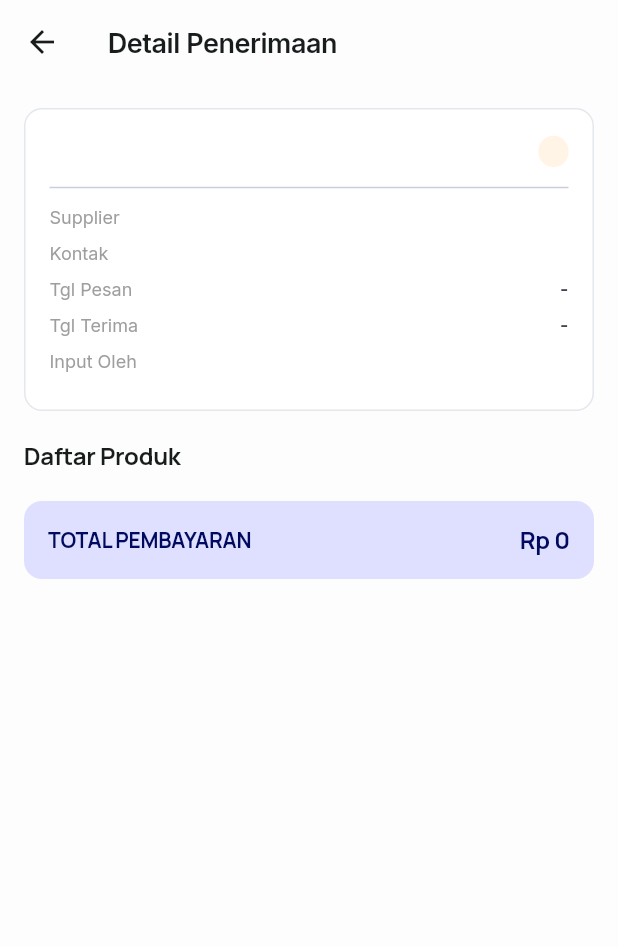
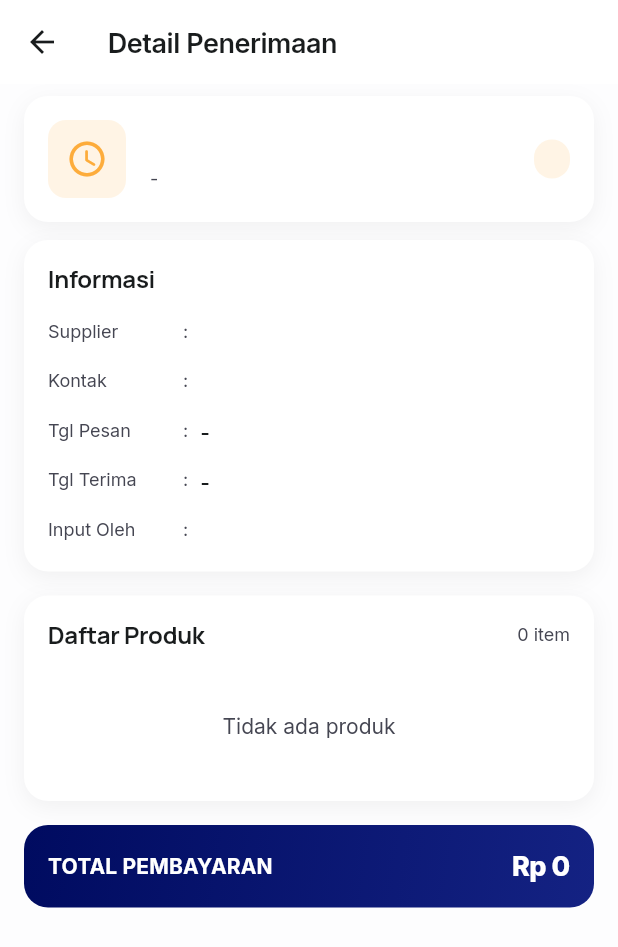
Before and after one commit to andhikahazra/mitra-pos-mobile, a Flutter app: the IncomingGoodsDetailPage screen opened directly with empty values, on a phone screen of 412 x 824 dp. Shown: the top 947 px of the screen. Run offline on Flutter 3.47's test engine with Material 3 defaults, Android fonts, the light colour scheme and no system bars; our stand-ins replace dartz, dio, equatable, file_picker, fl_chart, flutter_riverpod and 5 more; missing offline and left inert: blue_thermal_printer; accounts and stored records are empty.

Commit message:
feat: add incoming goods detail page to display transaction information and item list

```diff
--- a/lib/presentation/incoming_goods/pages/incoming_goods_detail_page.dart
+++ b/lib/presentation/incoming_goods/pages/incoming_goods_detail_page.dart
@@ -1,6 +1,7 @@
 import 'package:flutter/material.dart';
 import 'package:intl/intl.dart';
 import 'package:mitrapos/core/theme/app_colors.dart';
+import 'package:mitrapos/core/theme/app_text_styles.dart';
 import 'package:mitrapos/core/theme/app_type_pairing.dart';
 import 'package:mitrapos/core/constants/app_constants.dart';
 
@@ -33,7 +34,6 @@ class IncomingGoodsDetailPage extends StatelessWidget {
     final List items = data['detail'] ?? [];
     final String catatan = data['catatan'] ?? '-';
 
-    // Calculate total
     double total = 0;
     for (var item in items) {
       final double price = double.tryParse(item['harga'].toString()) ?? 0;
@@ -43,67 +43,137 @@ class IncomingGoodsDetailPage extends StatelessWidget {
 
     Color statusColor = AppColors.warning;
     Color statusBgColor = AppColors.warningLight;
+    IconData statusIcon = Icons.schedule_rounded;
     if (status == 'Diterima' || status == 'Disetujui' || status == 'Selesai') {
       statusColor = AppColors.success;
       statusBgColor = AppColors.successLight;
+      statusIcon = Icons.check_circle_rounded;
     } else if (status == 'Ditolak') {
       statusColor = AppColors.error;
       statusBgColor = AppColors.errorLight;
+      statusIcon = Icons.cancel_rounded;
     }
 
     return Scaffold(
-      backgroundColor: AppColors.surface,
+      backgroundColor: AppColors.background,
       appBar: AppBar(
         title: const Text('Detail Penerimaan'),
-        backgroundColor: AppColors.surface,
+        backgroundColor: Colors.white,
+        surfaceTintColor: Colors.transparent,
         elevation: 0,
+        centerTitle: false,
       ),
       body: ListView(
-        padding: const EdgeInsets.all(16),
+        padding: const EdgeInsets.fromLTRB(16, 8, 16, 24),
         children: [
-          // Header Card
+          _DashboardCard(
+            child: Row(
+              children: [
                 Container(
-            padding: const EdgeInsets.all(16),
+                  padding: const EdgeInsets.all(12),
                   decoration: BoxDecoration(
-              color: AppColors.white,
+                    color: statusBgColor,
                     borderRadius: BorderRadius.circular(12),
-              border: Border.all(color: AppColors.border.withValues(alpha: 0.5)),
                   ),
+                  child: Icon(statusIcon, color: statusColor, size: 28),
+                ),
+                const SizedBox(width: 16),
+                Expanded(
+                  child: Column(
+                    crossAxisAlignment: CrossAxisAlignment.start,
+                    children: [
+                      Text(
+                        kode,
+                        style: AppTextStyles.headingSmall.copyWith(fontWeight: FontWeight.w700),
+                      ),
+                      const SizedBox(height: 4),
+                      Text(
+                        formattedDate,
+                        style: AppTextStyles.bodySmall.copyWith(color: AppColors.textSecondary),
+                      ),
+                    ],
+                  ),
+                ),
+                Container(
+                  padding: const EdgeInsets.symmetric(horizontal: 12, vertical: 6),
+                  decoration: BoxDecoration(
+                    color: statusBgColor,
+                    borderRadius: BorderRadius.circular(20),
+                  ),
+                  child: Text(
+                    status,
+                    style: AppTextStyles.labelSmall.copyWith(
+                      color: statusColor,
+                      fontWeight: FontWeight.w700,
+                    ),
+                  ),
+                ),
+              ],
+            ),
+          ),
+          const SizedBox(height: 12),
+          _DashboardCard(
+            child: Column(
+              crossAxisAlignment: CrossAxisAlignment.start,
+              children: [
+                Text(
+                  'Informasi',
+                  style: AppTypePairing.titleMd(weight: FontWeight.w700),
+                ),
+                const SizedBox(height: 16),
+                _InfoRow(label: 'Supplier', value: supplierName),
+                const SizedBox(height: 12),
+                _InfoRow(label: 'Kontak', value: supplierPhone),
+                const SizedBox(height: 12),
+                _InfoRow(label: 'Tgl Pesan', value: formattedOrderDate),
+                const SizedBox(height: 12),
+                _InfoRow(label: 'Tgl Terima', value: formattedDate),
+                const SizedBox(height: 12),
+                _InfoRow(label: 'Input Oleh', value: userInput),
+              ],
+            ),
+          ),
+          const SizedBox(height: 16),
+          _DashboardCard(
             child: Column(
               crossAxisAlignment: CrossAxisAlignment.start,
               children: [
                 Row(
                   mainAxisAlignment: MainAxisAlignment.spaceBetween,
                   children: [
-                    Text(kode, style: AppTypePairing.headlineLg(color: AppColors.textPrimary)),
-                    Container(
-                      padding: const EdgeInsets.symmetric(horizontal: 10, vertical: 4),
-                      decoration: BoxDecoration(
-                        color: statusBgColor,
-                        borderRadius: BorderRadius.circular(20),
+                    Text(
+                      'Daftar Produk',
+                      style: AppTypePairing.titleMd(weight: FontWeight.w700),
                     ),
-                      child: Text(
-                        status,
-                        style: AppTypePairing.labelSmCaps(color: statusColor),
-                      ),
+                    Text(
+                      '${items.length} item',
+                      style: AppTextStyles.bodySmall.copyWith(color: AppColors.textSecondary),
                     ),
                   ],
                 ),
-                const Divider(height: 24),
-                _InfoRow(label: 'Supplier', value: supplierName),
-                _InfoRow(label: 'Kontak', value: supplierPhone),
-                _InfoRow(label: 'Tgl Pesan', value: formattedOrderDate),
-                _InfoRow(label: 'Tgl Terima', value: formattedDate),
-                _InfoRow(label: 'Input Oleh', value: userInput),
+                const SizedBox(height: 16),
+                if (items.isEmpty)
+                  Center(
+                    child: Padding(
+                      padding: const EdgeInsets.symmetric(vertical: 24),
+                      child: Text(
+                        'Tidak ada produk',
+                        style: AppTextStyles.bodyMedium.copyWith(color: AppColors.textSecondary),
+                      ),
+                    ),
+                  )
+                else ...[
+                  Row(
+                    children: [
+                      Expanded(flex: 3, child: Text('Produk', style: AppTextStyles.labelSmall.copyWith(color: AppColors.textSecondary, fontWeight: FontWeight.w600))),
+                      Expanded(flex: 1, child: Text('Qty', textAlign: TextAlign.center, style: AppTextStyles.labelSmall.copyWith(color: AppColors.textSecondary, fontWeight: FontWeight.w600))),
+                      Expanded(flex: 2, child: Text('Harga', textAlign: TextAlign.right, style: AppTextStyles.labelSmall.copyWith(color: AppColors.textSecondary, fontWeight: FontWeight.w600))),
+                      Expanded(flex: 2, child: Text('Subtotal', textAlign: TextAlign.right, style: AppTextStyles.labelSmall.copyWith(color: AppColors.textSecondary, fontWeight: FontWeight.w600))),
                     ],
                   ),
-          ),
-          const SizedBox(height: 20),
-
-          Text('Daftar Produk', style: AppTypePairing.titleMd()),
-          const SizedBox(height: 10),
-
-          // Items List
+                  const SizedBox(height: 8),
+                  const Divider(height: 1, thickness: 0.5),
+                  const SizedBox(height: 8),
                   ...items.map((item) {
                     final product = item['produk'] ?? {};
                     final String productName = product['nama'] ?? 'Product Deleted';
@@ -112,79 +182,104 @@ class IncomingGoodsDetailPage extends StatelessWidget {
                     final double price = double.tryParse(item['harga'].toString()) ?? 0;
                     final double subtotal = qty * price;
 
-            return Container(
-              margin: const EdgeInsets.only(bottom: 10),
-              padding: const EdgeInsets.all(12),
-              decoration: BoxDecoration(
-                color: AppColors.white,
-                borderRadius: BorderRadius.circular(10),
-                border: Border.all(color: AppColors.border.withValues(alpha: 0.3)),
-              ),
+                    return Padding(
+                      padding: const EdgeInsets.only(bottom: 10),
                       child: Row(
+                        crossAxisAlignment: CrossAxisAlignment.start,
                         children: [
                           Expanded(
+                            flex: 3,
                             child: Column(
                               crossAxisAlignment: CrossAxisAlignment.start,
                               children: [
-                        Text(productName, style: AppTypePairing.valueMd(color: AppColors.textPrimary)),
-                        Text('SKU: $sku', style: AppTypePairing.labelSmCaps(color: Colors.grey)),
-                        const SizedBox(height: 4),
                                 Text(
-                          '$qty x ${NumberFormat.currency(locale: 'id', symbol: 'Rp ', decimalDigits: 0).format(price)}',
-                          style: AppTypePairing.bodySm(),
+                                  productName,
+                                  style: AppTextStyles.bodyMedium.copyWith(fontWeight: FontWeight.w500),
+                                  maxLines: 2,
+                                  overflow: TextOverflow.ellipsis,
+                                ),
+                                Text(
+                                  'SKU: $sku',
+                                  style: AppTextStyles.labelSmall.copyWith(color: AppColors.textTertiary),
                                 ),
                               ],
                             ),
                           ),
-                  Text(
-                    NumberFormat.currency(locale: 'id', symbol: 'Rp ', decimalDigits: 0).format(subtotal),
-                    style: AppTypePairing.valueMd(color: AppColors.primary),
+                          Expanded(
+                            flex: 1,
+                            child: Text(
+                              qty.toString(),
+                              textAlign: TextAlign.center,
+                              style: AppTextStyles.bodySmall.copyWith(color: AppColors.textSecondary),
+                            ),
+                          ),
+                          Expanded(
+                            flex: 2,
+                            child: Text(
+                              NumberFormat.currency(locale: 'id', symbol: '', decimalDigits: 0).format(price),
+                              textAlign: TextAlign.right,
+                              style: AppTextStyles.bodySmall.copyWith(color: AppColors.textSecondary),
+                            ),
+                          ),
+                          Expanded(
+                            flex: 2,
+                            child: Text(
+                              NumberFormat.currency(locale: 'id', symbol: '', decimalDigits: 0).format(subtotal),
+                              textAlign: TextAlign.right,
+                              style: AppTextStyles.bodySmall.copyWith(fontWeight: FontWeight.w600),
+                            ),
                           ),
                         ],
                       ),
                     );
                   }),
-
-          const SizedBox(height: 10),
-
-          // Note Section
+                ],
+              ],
+            ),
+          ),
+          const SizedBox(height: 16),
           if (catatan != '-' && catatan.isNotEmpty) ...[
-            Text('Catatan', style: AppTypePairing.titleMd()),
-            const SizedBox(height: 8),
-            Container(
-              width: double.infinity,
-              padding: const EdgeInsets.all(12),
-              decoration: BoxDecoration(
-                color: AppColors.surfaceContainer,
-                borderRadius: BorderRadius.circular(10),
+            _DashboardCard(
+              child: Column(
+                crossAxisAlignment: CrossAxisAlignment.start,
+                children: [
+                  Text('Catatan', style: AppTypePairing.titleMd(weight: FontWeight.w700)),
+                  const SizedBox(height: 12),
+                  Text(catatan, style: AppTextStyles.bodyMedium.copyWith(color: AppColors.textSecondary)),
+                ],
               ),
-              child: Text(catatan, style: AppTypePairing.bodySm()),
             ),
-            const SizedBox(height: 20),
+            const SizedBox(height: 16),
           ],
-
-          // Summary Section
           Container(
             padding: const EdgeInsets.all(16),
             decoration: BoxDecoration(
-              color: AppColors.primaryFixed,
-              borderRadius: BorderRadius.circular(12),
+              gradient: AppColors.primaryGradient,
+              borderRadius: BorderRadius.circular(16),
             ),
             child: Row(
               mainAxisAlignment: MainAxisAlignment.spaceBetween,
               children: [
-                Text('TOTAL PEMBAYARAN', style: AppTypePairing.valueMd(color: AppColors.primary)),
+                Text(
+                  'TOTAL PEMBAYARAN',
+                  style: AppTextStyles.labelLarge.copyWith(
+                    color: Colors.white,
+                    fontWeight: FontWeight.w700,
+                  ),
+                ),
                 Text(
                   NumberFormat.currency(locale: 'id', symbol: 'Rp ', decimalDigits: 0).format(total),
-                  style: AppTypePairing.titleMd(color: AppColors.primary),
+                  style: AppTextStyles.headingMedium.copyWith(
+                    color: Colors.white,
+                    fontWeight: FontWeight.w800,
+                  ),
                 ),
               ],
             ),
           ),
-
           if (fotoStrukUrl != null) ...[
             const SizedBox(height: 20),
-            Text('Foto Struk / Invoice', style: AppTypePairing.titleMd()),
+            Text('Foto Struk / Invoice', style: AppTypePairing.titleMd(weight: FontWeight.w700)),
             const SizedBox(height: 8),
             ClipRRect(
               borderRadius: BorderRadius.circular(12),
@@ -218,6 +313,31 @@ class IncomingGoodsDetailPage extends StatelessWidget {
   }
 }
 
+class _DashboardCard extends StatelessWidget {
+  final Widget child;
+
+  const _DashboardCard({required this.child});
+
+  @override
+  Widget build(BuildContext context) {
+    return Container(
+      padding: const EdgeInsets.all(16),
+      decoration: BoxDecoration(
+        color: Colors.white,
+        borderRadius: BorderRadius.circular(16),
+        boxShadow: [
+          BoxShadow(
+            color: AppColors.shadowLight,
+            blurRadius: 12,
+            offset: const Offset(0, 4),
+          ),
+        ],
+      ),
+      child: child,
+    );
+  }
+}
+
 class _InfoRow extends StatelessWidget {
   final String label;
   final String value;
@@ -226,15 +346,25 @@ class _InfoRow extends StatelessWidget {
 
   @override
   Widget build(BuildContext context) {
-    return Padding(
-      padding: const EdgeInsets.only(bottom: 8.0),
-      child: Row(
-        mainAxisAlignment: MainAxisAlignment.spaceBetween,
+    return Row(
+      crossAxisAlignment: CrossAxisAlignment.start,
       children: [
-          Text(label, style: AppTypePairing.bodySm(color: Colors.grey)),
-          Text(value, style: AppTypePairing.bodySm(weight: FontWeight.w600)),
+        SizedBox(
+          width: 90,
+          child: Text(
+            label,
+            style: AppTextStyles.bodySmall.copyWith(color: AppColors.textSecondary),
+          ),
+        ),
+        Text(':', style: AppTextStyles.bodySmall),
+        const SizedBox(width: 8),
+        Expanded(
+          child: Text(
+            value,
+            style: AppTextStyles.bodyMedium.copyWith(fontWeight: FontWeight.w500),
+          ),
+        ),
       ],
-      ),
     );
   }
 }
```
Lines whose indentation alone changed are shown as unchanged.
